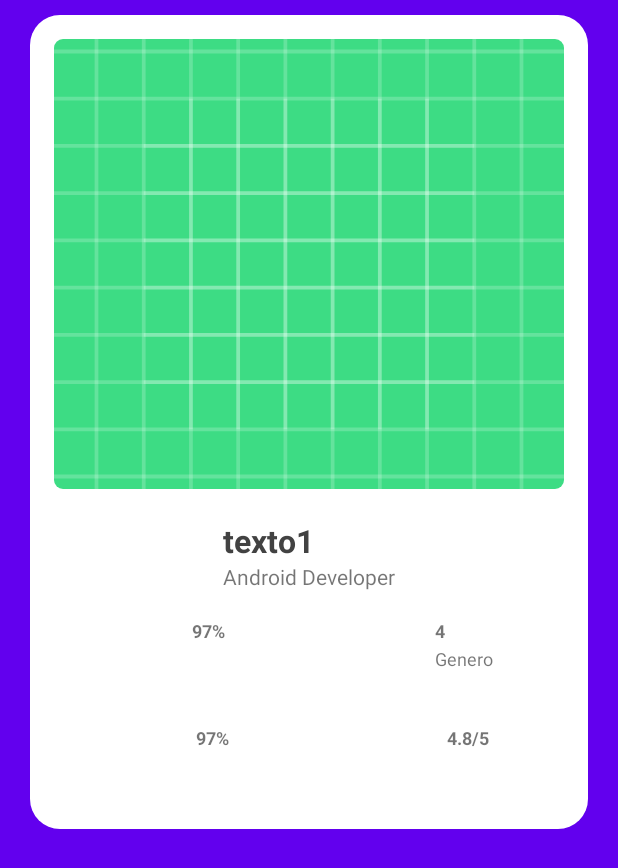
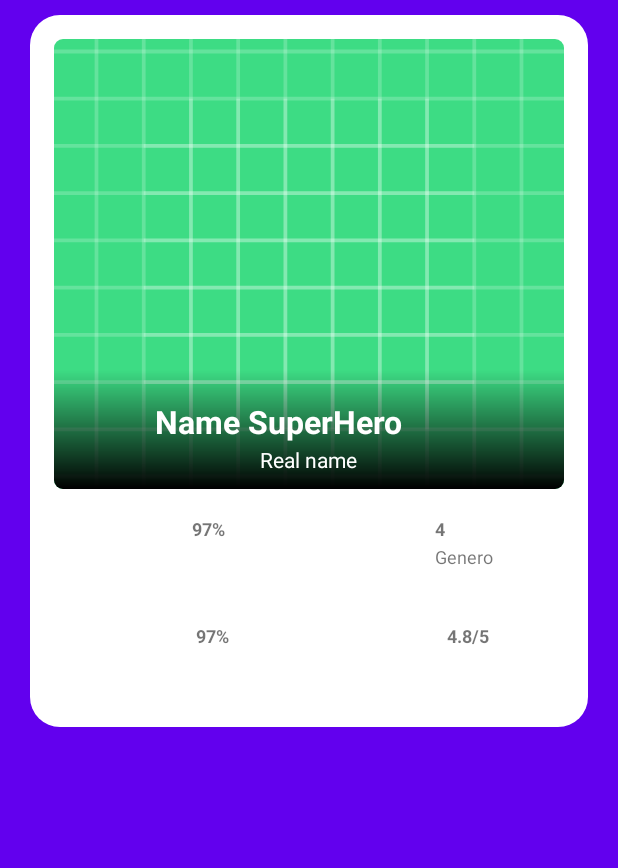
Before and after one commit to GuillemPejo/SuperHero, an Android app: the layout item_recycler_hero.xml on its own in the app's theme, with its tools: preview values and no code run, on a phone screen of 412 x 824 dp. Shown: the top 868 px of the screen. Run offline under Robolectric (Android 15) with nearby library versions, the phone set to English and light mode, and no system bars; network calls fail.

Commit message:
Update UI

```diff
--- a/app/src/main/java/me/guillem/superhero/retrofit/model/Biography.kt
+++ b/app/src/main/java/me/guillem/superhero/retrofit/model/Biography.kt
@@ -18,7 +18,7 @@ data class Biography(
     val first_appearance: String,
     @SerializedName("full-name")
     @Expose
-    val full_name: String,
+    var full_name: String,
     @SerializedName("place-of-birth")
     @Expose
     val place_of_birth: String,
--- /dev/null
+++ b/app/src/main/res/drawable/gradient.xml
@@ -0,0 +1,7 @@
+<?xml version="1.0" encoding="utf-8"?>
+<shape xmlns:android="http://schemas.android.com/apk/res/android">
+    <gradient
+        android:startColor="#00FFFFFF"
+        android:endColor="#000000"
+        android:angle="270" />
+</shape>
--- a/app/src/main/res/layout/item_recycler_hero.xml
+++ b/app/src/main/res/layout/item_recycler_hero.xml
@@ -37,42 +37,72 @@
                     android:layout_height="300dp"
                     app:cardCornerRadius="6dp"
                     app:cardElevation="0dp">
+                    <androidx.constraintlayout.widget.ConstraintLayout
+                        android:layout_width="match_parent"
+                        android:layout_height="match_parent">
 
                         <ImageView
                             android:id="@+id/image"
                             android:layout_width="match_parent"
                             android:layout_height="300dp"
                             android:scaleType="centerCrop"
-                        android:src="@drawable/ic_launcher_background" />
+                            android:src="@drawable/ic_launcher_background"
+                            app:layout_constraintBottom_toBottomOf="parent"
+                            app:layout_constraintEnd_toEndOf="parent"
+                            app:layout_constraintStart_toStartOf="parent"
+                            app:layout_constraintTop_toTopOf="parent" />
 
-                </androidx.cardview.widget.CardView>
 
+                        <LinearLayout
+                            android:layout_width="match_parent"
+                            android:padding="10dp"
+                            android:layout_height="wrap_content"
+                            android:layout_marginTop="10dp"
+                            android:orientation="vertical"
+                            android:background="@drawable/gradient"
+                            app:layout_constraintBottom_toBottomOf="parent"
+                            app:layout_constraintEnd_toEndOf="parent"
+                            app:layout_constraintStart_toStartOf="parent"
+                            >
                             <LinearLayout
                                 android:layout_width="wrap_content"
                                 android:layout_height="wrap_content"
-                    android:layout_marginTop="10dp"
-                    android:layout_gravity="center_horizontal"
-                    android:orientation="vertical">
+                                android:layout_gravity="center"
+                                android:orientation="horizontal">
                                 <TextView
                                     android:layout_width="wrap_content"
                                     android:layout_height="wrap_content"
                                     android:layout_marginTop="10dp"
-                        android:text="texto1"
+                                    android:text="Name SuperHero"
                                     android:id="@+id/name"
-                        android:textColor="#424242"
+                                    android:textColor="@color/white"
                                     android:textSize="21sp"
                                     android:textStyle="bold" />
+                                <ImageView
+                                    android:id="@+id/gender"
+                                    app:tint="@color/white"
+                                    android:layout_margin="10dp"
+                                    android:layout_gravity="center_vertical"
+                                    android:layout_width="20dp"
+                                    android:layout_height="20dp"/>
+                            </LinearLayout>
 
                             <TextView
                                 android:layout_width="wrap_content"
                                 android:layout_height="wrap_content"
-                        android:text="Android Developer"
+                                android:text="Real name"
                                 android:layout_gravity="center_horizontal"
-                        android:id="@+id/full_name"
+                                android:id="@+id/real_name"
+                                android:textColor="@color/white"
                                 android:textSize="14sp" />
 
 
                         </LinearLayout>
+                    </androidx.constraintlayout.widget.ConstraintLayout>
+
+                </androidx.cardview.widget.CardView>
+
+
 
 
                 <LinearLayout
@@ -103,6 +133,7 @@
                                 android:layout_width="wrap_content"
                                 android:layout_height="wrap_content"
                                 android:text="97%"
+                                android:layout_gravity="center"
                                 android:id="@+id/intelligence_txt"
                                 android:textSize="12sp"
                                 android:textStyle="bold" />
@@ -137,7 +168,6 @@
                             <TextView
                                 android:layout_width="wrap_content"
                                 android:layout_height="wrap_content"
-                                android:id="@+id/gender"
                                 android:text="4"
                                 android:textSize="12sp"
                                 android:textStyle="bold" />
```
Also changed, not shown: app/src/main/java/me/guillem/superhero/adapter/HeroAdapter.kt (+21 -7 lines), app/src/main/java/me/guillem/superhero/ui/MainActivity.kt (+8 -3 lines), app/src/main/res/drawable/female.xml (added, +9 -0 lines), app/src/main/res/drawable/idk.xml (added, +15 -0 lines), app/src/main/res/drawable/male.xml (added, +9 -0 lines). Lines whose indentation alone changed are shown as unchanged.
